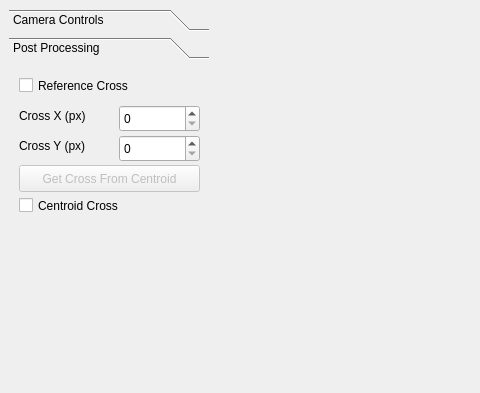
Before: the Qt Designer form windows/camera.ui in CU-PWFA/photoDAQ, drawn with Qt 5; both pictures show x 0 to 480 and y 0 to 393 of the 1005 by 600 pixel window.
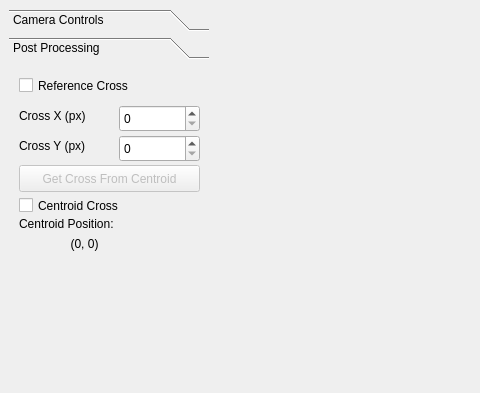
After: the same form once the commit is applied. The open tabs and pages were chosen to show the change.

The edit to the form file:
```diff
--- a/windows/camera.ui
+++ b/windows/camera.ui
@@ -509,6 +509,35 @@
          <string>Centroid Cross</string>
         </property>
        </widget>
+       <widget class="QLabel" name="centroidLabel">
+        <property name="geometry">
+         <rect>
+          <x>10</x>
+          <y>150</y>
+          <width>131</width>
+          <height>17</height>
+         </rect>
+        </property>
+        <property name="text">
+         <string>Centroid Position:</string>
+        </property>
+       </widget>
+       <widget class="QLabel" name="centroidDisplay">
+        <property name="geometry">
+         <rect>
+          <x>10</x>
+          <y>170</y>
+          <width>131</width>
+          <height>17</height>
+         </rect>
+        </property>
+        <property name="text">
+         <string>(0, 0)</string>
+        </property>
+        <property name="alignment">
+         <set>Qt::AlignCenter</set>
+        </property>
+       </widget>
       </widget>
       <widget class="QWidget" name="page">
        <property name="geometry">
```
